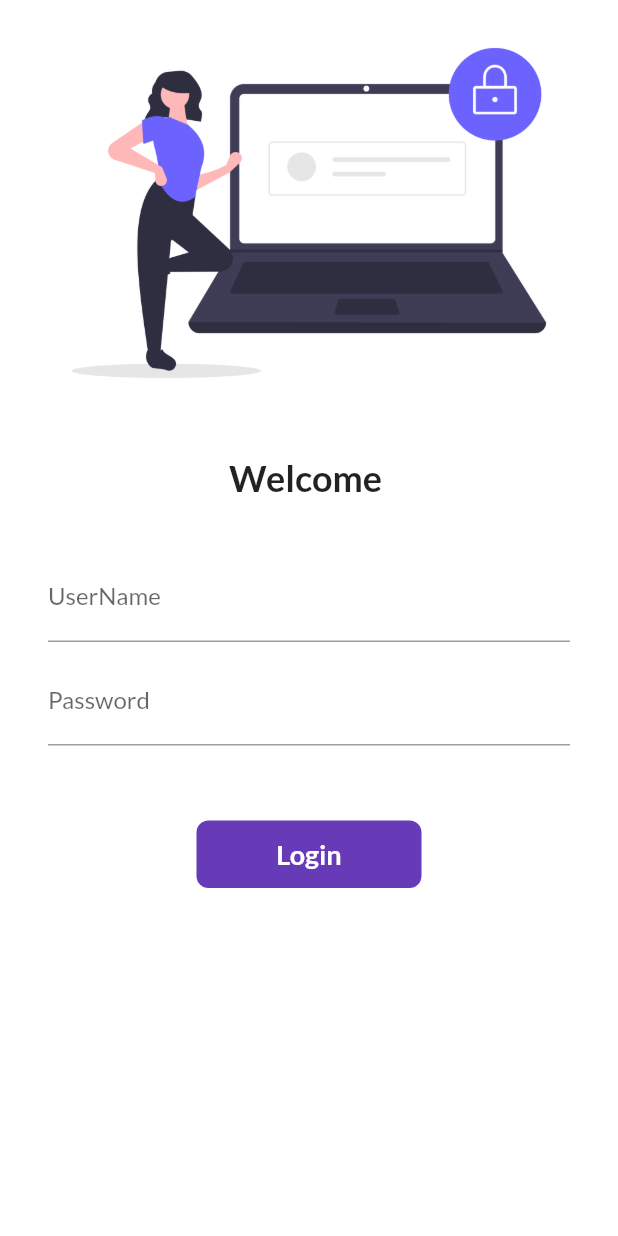
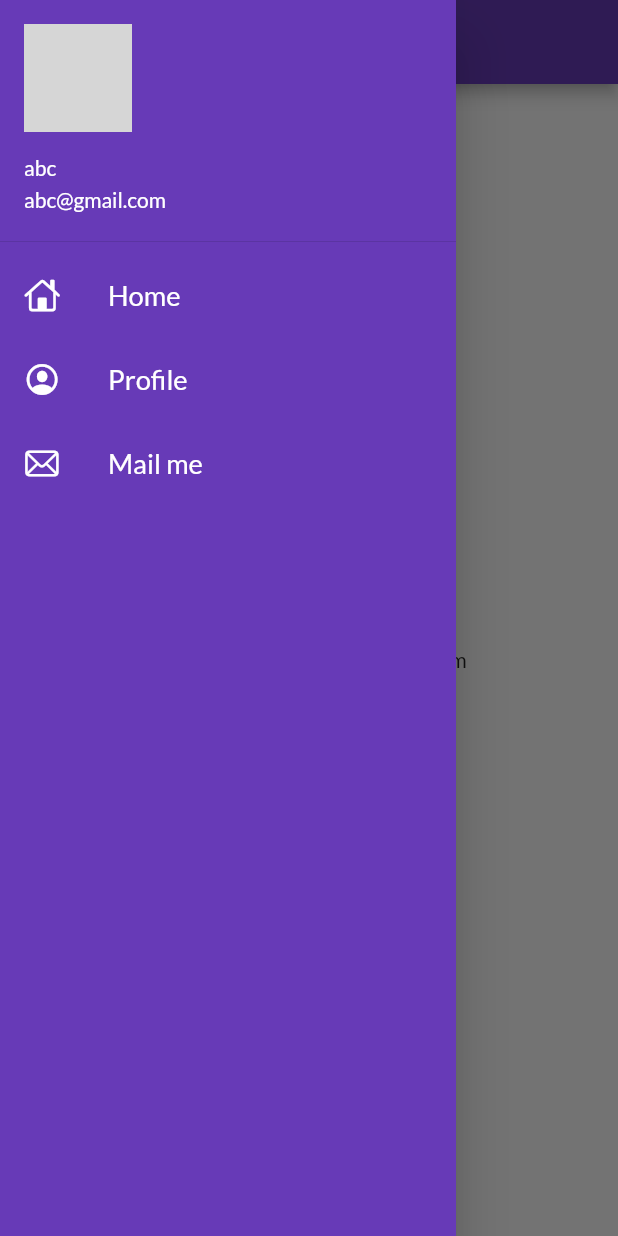
Before and after one commit to Sampreethvr2023/30DaysOfFlutterLearning, a Flutter app: the screen it shows after launch, with the side drawer open (before the commit the screen has no drawer), on a phone screen of 412 x 824 dp. Run offline on Flutter 3.47's test engine with Material 2 defaults, Android fonts, the phone set to English and light mode, and no system bars; our stand-ins replace google_fonts; network calls fail; grey boxes are pictures that could not be loaded.

Commit message:
Day 8 completed

```diff
--- a/lib/main.dart
+++ b/lib/main.dart
@@ -5,7 +5,7 @@ import 'package:flutter_catalog/utils/routes.dart';
 import 'package:google_fonts/google_fonts.dart';
 
 void main() {
-  runApp(MyApp());
+  runApp(const MyApp());
 }
 
 class MyApp extends StatelessWidget {
@@ -16,6 +16,7 @@ class MyApp extends StatelessWidget {
     return MaterialApp(
       // home: HomePage(),  // refer line 26
       themeMode: ThemeMode.light,
+      debugShowCheckedModeBanner: false,
       theme: ThemeData(
           primarySwatch: Colors.deepPurple,
           fontFamily: GoogleFonts.lato().fontFamily),
@@ -23,12 +24,12 @@ class MyApp extends StatelessWidget {
         brightness: Brightness.dark,
       ),
       routes: {
-        "/": (context) => LoginPage(),
+        "/": (context) => const LoginPage(),
         MyRoutes.homeRoute: (context) =>
-            HomePage(), //home: HomePage() or this statement, both are same
-        MyRoutes.loginRoute: (context) => LoginPage(),
+            const HomePage(), //home: HomePage() or this statement, both are same
+        MyRoutes.loginRoute: (context) => const LoginPage(),
       },
-      // initialRoute: "/home",
+      initialRoute: "/home",
     );
   }
 }
--- a/lib/pages/home_page.dart
+++ b/lib/pages/home_page.dart
@@ -1,4 +1,5 @@
 import 'package:flutter/material.dart';
+import 'package:flutter_catalog/widgets/drawer.dart';
 
 class HomePage extends StatelessWidget {
   const HomePage({super.key});
@@ -11,7 +12,7 @@ class HomePage extends StatelessWidget {
       appBar: AppBar(
         title: const Text('Catalog Apps'),
       ),
-      drawer: const Drawer(),
+      drawer: MyDrawer(),
       body: Center(
         child: Text('welcome to $days days course by $name'),
       ),
--- /dev/null
+++ b/lib/widgets/drawer.dart
@@ -0,0 +1,67 @@
+import 'package:flutter/cupertino.dart';
+import 'package:flutter/material.dart';
+
+class MyDrawer extends StatelessWidget {
+  const MyDrawer({super.key});
+
+  final imageUrl =
+      "https://media.licdn.com/dms/image/C5603AQGiGO_ttWVc8g/profile-displayphoto-shrink_800_800/0/1634573564098?e=2147483647&v=beta&t=Hq7XUBvxNZMiEFtKvtYa2Zk--AHBrH5vjFuFDEeC36M";
+
+  @override
+  Widget build(BuildContext context) {
+    return Drawer(
+      child: Container(
+        color: Colors.deepPurple,
+        child: ListView(
+          padding: EdgeInsets.zero,
+          children: [
+            DrawerHeader(
+              padding: EdgeInsets.zero,
+              child: UserAccountsDrawerHeader(
+                margin: EdgeInsets.zero,
+                accountName: Text('abc'),
+                accountEmail: Text("abc@gmail.com"),
+                currentAccountPicture: CircleAvatar(
+                  backgroundImage: NetworkImage(imageUrl),
+                ),
+              ),
+            ),
+            ListTile(
+              leading: Icon(
+                CupertinoIcons.home,
+                color: Colors.white,
+              ),
+              title: Text(
+                'Home',
+                textScaleFactor: 1.3,
+                style: TextStyle(color: Colors.white),
+              ),
+            ),
+            ListTile(
+              leading: Icon(
+                CupertinoIcons.profile_circled,
+                color: Colors.white,
+              ),
+              title: Text(
+                'Profile',
+                textScaleFactor: 1.3,
+                style: TextStyle(color: Colors.white),
+              ),
+            ),
+            ListTile(
+              leading: Icon(
+                CupertinoIcons.mail,
+                color: Colors.white,
+              ),
+              title: Text(
+                'Mail me',
+                textScaleFactor: 1.3,
+                style: TextStyle(color: Colors.white),
+              ),
+            ),
+          ],
+        ),
+      ),
+    );
+  }
+}
```
